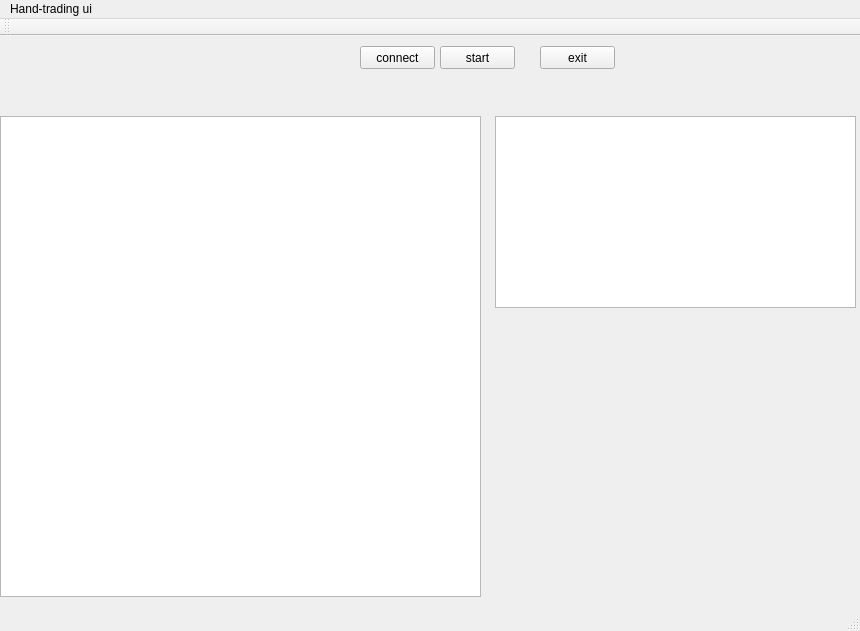
This is mainwindow.ui in AndyHudsonDev/CryptoUI as Qt 5 draws it before an edit. The edited form follows.
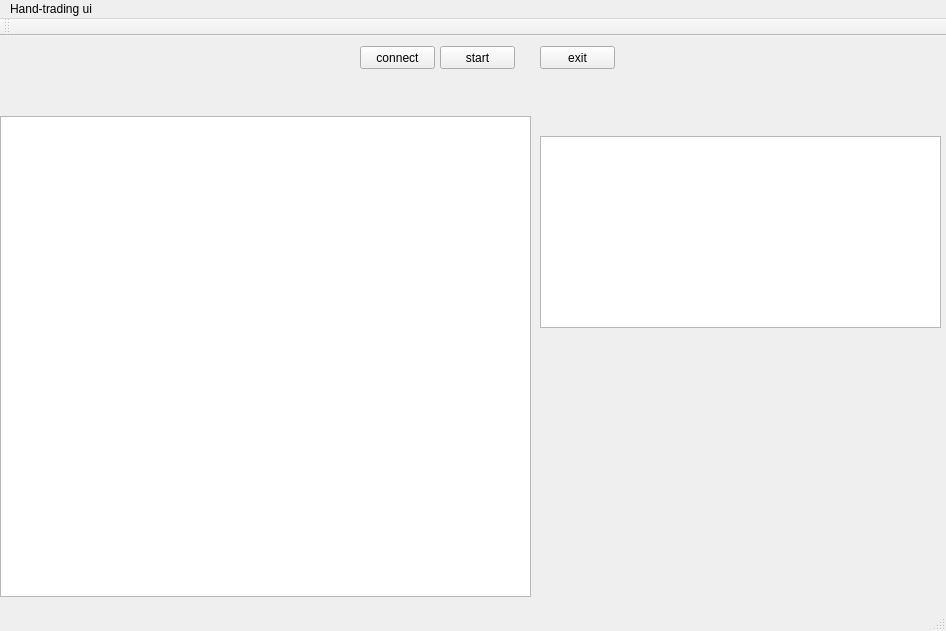
This is the edited form.

The edit to the form file:
```diff
--- a/mainwindow.ui
+++ b/mainwindow.ui
@@ -6,7 +6,7 @@
    <rect>
     <x>0</x>
     <y>0</y>
-    <width>860</width>
+    <width>946</width>
     <height>631</height>
    </rect>
   </property>
@@ -45,7 +45,7 @@
      <rect>
       <x>0</x>
       <y>80</y>
-      <width>481</width>
+      <width>531</width>
       <height>481</height>
      </rect>
     </property>
@@ -66,9 +66,9 @@
    <widget class="QTableView" name="tv2">
     <property name="geometry">
      <rect>
-      <x>495</x>
-      <y>80</y>
-      <width>361</width>
+      <x>540</x>
+      <y>100</y>
+      <width>401</width>
       <height>192</height>
      </rect>
     </property>
@@ -79,7 +79,7 @@
     <rect>
      <x>0</x>
      <y>0</y>
-     <width>860</width>
+     <width>946</width>
      <height>23</height>
     </rect>
    </property>
```
